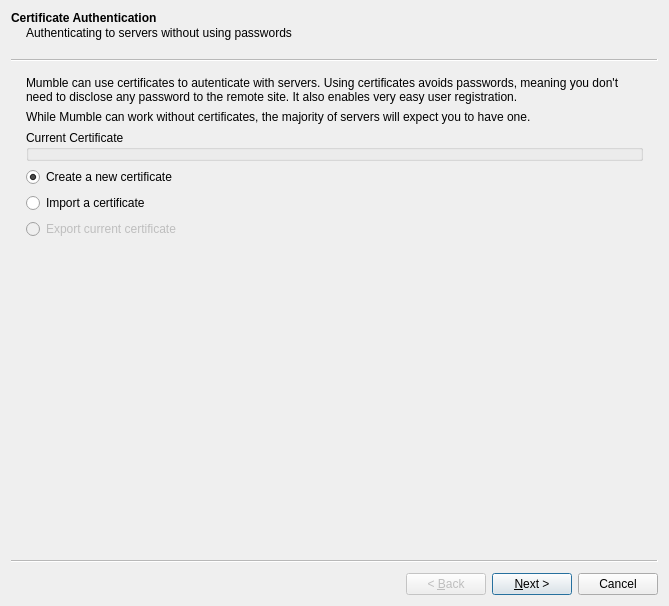
mumble-voip/mumble, file src/mumble/Cert.ui: the form before one commit.
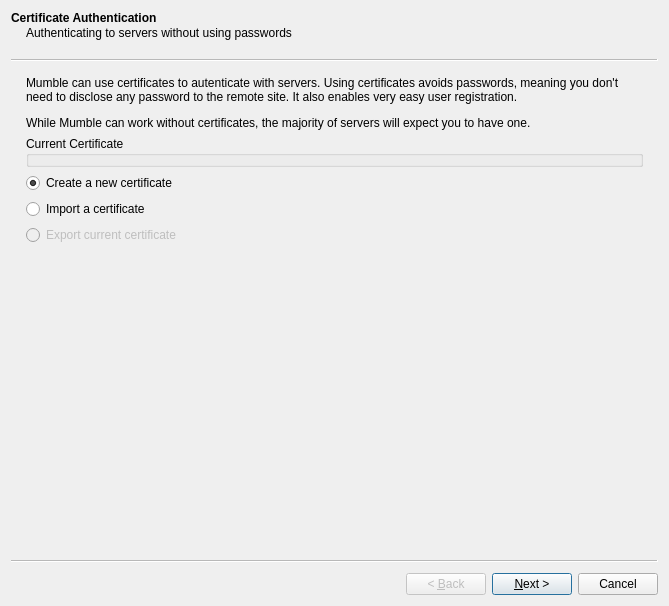
The form after the commit. Icons and pictures are not drawn. Custom widgets are drawn as their Qt base class.

Commit message: Add tooltips and whatsthis to cert dialog, and add some icons

```diff
--- a/src/mumble/Cert.ui
+++ b/src/mumble/Cert.ui
@@ -27,17 +27,7 @@
     <item>
      <widget class="QLabel" name="label">
       <property name="text">
-       <string>Mumble can use certificates to autenticate with servers. Using certificates avoids passwords, meaning you don't need to disclose any password to the remote site. It also enables very easy user registration.</string>
-      </property>
-      <property name="wordWrap">
-       <bool>true</bool>
-      </property>
-     </widget>
-    </item>
-    <item>
-     <widget class="QLabel" name="label_2">
-      <property name="text">
-       <string>While Mumble can work without certificates, the majority of servers will expect you to have one.</string>
+       <string>&lt;p&gt;Mumble can use certificates to autenticate with servers. Using certificates avoids passwords, meaning you don't need to disclose any password to the remote site. It also enables very easy user registration.&lt;/p&gt;&lt;p&gt;While Mumble can work without certificates, the majority of servers will expect you to have one.&lt;/p&gt;</string>
       </property>
       <property name="wordWrap">
        <bool>true</bool>
@@ -56,6 +46,16 @@
       <property name="text">
        <string>Create a new certificate</string>
       </property>
+      <property name="icon">
+       <iconset>
+        <normaloff>:actions/document-new.svg</normaloff>:actions/document-new.svg</iconset>
+      </property>
+      <property name="iconSize">
+       <size>
+        <width>32</width>
+        <height>32</height>
+       </size>
+      </property>
       <property name="checked">
        <bool>true</bool>
       </property>
@@ -66,6 +66,16 @@
       <property name="text">
        <string>Import a certificate</string>
       </property>
+      <property name="icon">
+       <iconset>
+        <normaloff>:actions/document-open.svg</normaloff>:actions/document-open.svg</iconset>
+      </property>
+      <property name="iconSize">
+       <size>
+        <width>32</width>
+        <height>32</height>
+       </size>
+      </property>
      </widget>
     </item>
     <item>
@@ -76,6 +86,16 @@
       <property name="text">
        <string>Export current certificate</string>
       </property>
+      <property name="icon">
+       <iconset>
+        <normaloff>:actions/document-save-as.svg</normaloff>:actions/document-save-as.svg</iconset>
+      </property>
+      <property name="iconSize">
+       <size>
+        <width>32</width>
+        <height>32</height>
+       </size>
+      </property>
      </widget>
     </item>
    </layout>
```
Left out of the diff: 254 changed lines with no effect on the pictures. The commit also changes 7 other files.
